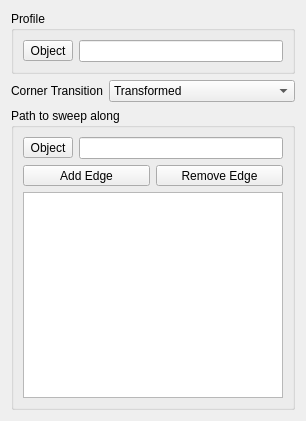
Qt form src/Mod/PartDesign/Gui/TaskPipeParameters.ui (southseact-3d/fcd) before a commit.
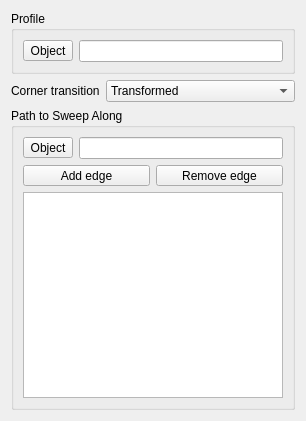
The same form after that commit.

Diff of the .ui file:
```diff
--- a/src/Mod/PartDesign/Gui/TaskPipeParameters.ui
+++ b/src/Mod/PartDesign/Gui/TaskPipeParameters.ui
@@ -48,7 +48,7 @@
      <item row="0" column="0">
       <widget class="QLabel" name="label_2">
        <property name="text">
-        <string>Corner Transition</string>
+        <string>Corner transition</string>
        </property>
       </widget>
      </item>
@@ -82,7 +82,7 @@
    <item>
     <widget class="QGroupBox" name="groupBox">
      <property name="title">
-      <string>Path to sweep along</string>
+      <string>Path to Sweep Along</string>
      </property>
      <layout class="QVBoxLayout" name="verticalLayout">
       <item>
@@ -116,7 +116,7 @@
            </sizepolicy>
           </property>
           <property name="text">
-           <string>Add Edge</string>
+           <string>Add edge</string>
           </property>
           <property name="checkable">
            <bool>true</bool>
@@ -135,7 +135,7 @@
            </sizepolicy>
           </property>
           <property name="text">
-           <string>Remove Edge</string>
+           <string>Remove edge</string>
           </property>
           <property name="checkable">
            <bool>true</bool>
```
Left out of the diff: 4 changed lines with no effect on the pictures.
